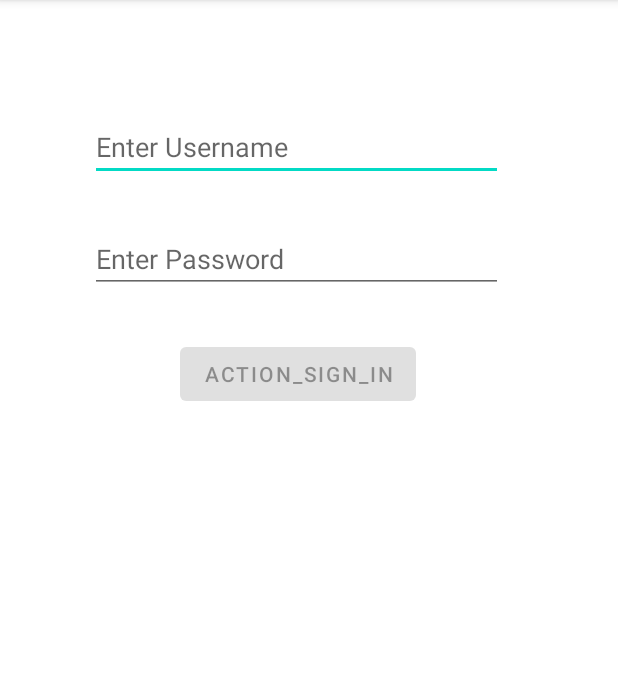
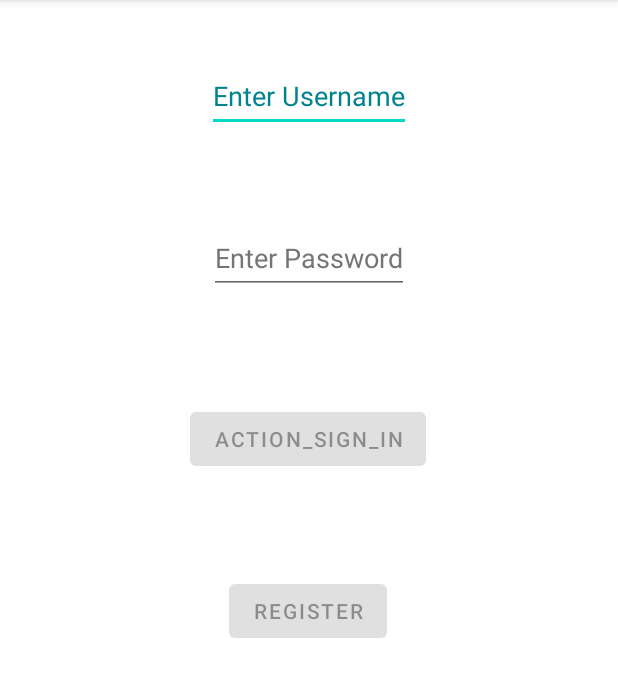
Before and after one commit to MarcosOS98/CST-483-Project-3-Mobile, an Android app: the screen it shows after launch (MainActivity), on a phone screen of 412 x 824 dp, the part 84-781 px from its top. Run offline under Robolectric (Android 15) with nearby library versions, the phone set to English and light mode, and no system bars; our stand-ins replace Room's generated code.

```diff
--- a/app/src/main/AndroidManifest.xml
+++ b/app/src/main/AndroidManifest.xml
@@ -1,6 +1,8 @@
 <?xml version="1.0" encoding="utf-8"?>
 <manifest xmlns:android="http://schemas.android.com/apk/res/android"
     package="com.example.project3mobile">
+
+    <uses-permission android:name="android.permission.INTERNET" />
 
     <application
         android:allowBackup="true"
--- a/app/src/main/java/com/example/project3mobile/LoginFragment.java
+++ b/app/src/main/java/com/example/project3mobile/fragments/LandingFragment.java
@@ -1,4 +1,4 @@
-package com.example.project3mobile;
+package com.example.project3mobile.fragments;
 
 import android.os.Bundle;
 
@@ -8,23 +8,25 @@ import android.view.LayoutInflater;
 import android.view.View;
 import android.view.ViewGroup;
 
+import com.example.project3mobile.R;
+
 /**
  * A simple {@link Fragment} subclass.
- * Use the {@link LoginFragment#newInstance} factory method to
+ * Use the {@link LandingFragment#newInstance} factory method to
  * create an instance of this fragment.
  */
-public class LoginFragment extends Fragment {
+public class LandingFragment extends Fragment {
 
     // TODO: Rename parameter arguments, choose names that match
     // the fragment initialization parameters, e.g. ARG_ITEM_NUMBER
-    private static final String mUsername = "username";
-    private static final String mPassword = "password";
+    private static final String ARG_PARAM1 = "param1";
+    private static final String ARG_PARAM2 = "param2";
 
     // TODO: Rename and change types of parameters
     private String mParam1;
     private String mParam2;
 
-    public LoginFragment() {
+    public LandingFragment() {
         // Required empty public constructor
     }
 
@@ -34,14 +36,14 @@ public class LoginFragment extends Fragment {
      *
      * @param param1 Parameter 1.
      * @param param2 Parameter 2.
-     * @return A new instance of fragment LoginFragment.
+     * @return A new instance of fragment LandingFragment.
      */
     // TODO: Rename and change types and number of parameters
-    public static LoginFragment newInstance(String param1, String param2) {
-        LoginFragment fragment = new LoginFragment();
+    public static LandingFragment newInstance(String param1, String param2) {
+        LandingFragment fragment = new LandingFragment();
         Bundle args = new Bundle();
-        args.putString(mUsername, param1);
-        args.putString(mPassword, param2);
+        args.putString(ARG_PARAM1, param1);
+        args.putString(ARG_PARAM2, param2);
         fragment.setArguments(args);
         return fragment;
     }
@@ -50,8 +52,8 @@ public class LoginFragment extends Fragment {
     public void onCreate(Bundle savedInstanceState) {
         super.onCreate(savedInstanceState);
         if (getArguments() != null) {
-            mParam1 = getArguments().getString(mUsername);
-            mParam2 = getArguments().getString(mPassword);
+            mParam1 = getArguments().getString(ARG_PARAM1);
+            mParam2 = getArguments().getString(ARG_PARAM2);
         }
     }
 
@@ -59,6 +61,6 @@ public class LoginFragment extends Fragment {
     public View onCreateView(LayoutInflater inflater, ViewGroup container,
                              Bundle savedInstanceState) {
         // Inflate the layout for this fragment
-        return inflater.inflate(R.layout.fragment_login, container, false);
+        return inflater.inflate(R.layout.fragment_landing, container, false);
     }
 }
--- /dev/null
+++ b/app/src/main/java/com/example/project3mobile/fragments/LoginFragment.java
@@ -0,0 +1,95 @@
+package com.example.project3mobile.fragments;
+
+import android.os.Bundle;
+import android.view.LayoutInflater;
+import android.view.View;
+import android.view.ViewGroup;
+import android.widget.Button;
+import android.widget.EditText;
+import android.widget.Toast;
+
+import androidx.annotation.NonNull;
+import androidx.fragment.app.Fragment;
+import androidx.navigation.fragment.NavHostFragment;
+import androidx.room.Room;
+
+import com.example.project3mobile.AppStorage.AppDatabase;
+import com.example.project3mobile.AppStorage.UserDAO;
+import com.example.project3mobile.R;
+import com.example.project3mobile.User;
+import com.example.project3mobile.databinding.FragmentLoginBinding;
+
+public class LoginFragment extends Fragment {
+    private EditText mUsername;
+    private EditText mPassword;
+
+    private Button mButton;
+    private UserDAO mUserDAO;
+
+    private String mUserString;
+    private String mPasswordString;
+    private User mUser;
+
+    private FragmentLoginBinding binding;
+
+    private Boolean LoginDisplay() {
+        mUsername = mUsername.findViewById(R.id.username);
+        mPassword = mPassword.findViewById(R.id.password);
+
+        mUserString = (String) mUsername.getText().toString();
+        mPasswordString = (String) mPassword.getText().toString();
+
+        if(checkDatabase()) {
+            if(!mUser.getPassword().equals(mPasswordString)) {
+                Toast.makeText(getContext(), "Invalid Password", Toast.LENGTH_SHORT).show();
+                return false;
+            } else {
+                return true;
+            }
+        }
+        return false;
+    }
+
+    private boolean checkDatabase() {
+        mUser = mUserDAO.getUserByUsername(mUserString);
+        if(mUser == null) {
+            Toast.makeText(getContext(), "No User Found", Toast.LENGTH_SHORT).show();
+            return false;
+        }
+        return true;
+    }
+    private void getDatabase() {
+        mUserDAO = Room.databaseBuilder(getContext(), AppDatabase.class, AppDatabase.USER_TABLE)
+                .allowMainThreadQueries()
+                .build()
+                .getUserDAO();
+    }
+
+    public void onViewCreated(@NonNull View view, Bundle savedInstanceState) {
+        super.onViewCreated(view, savedInstanceState);
+
+        binding.registerButton.setOnClickListener(new View.OnClickListener() {
+            @Override
+            public void onClick(View view) {
+                NavHostFragment.findNavController(LoginFragment.this)
+                        .navigate(R.id.action_loginFragment_to_registerFragment);
+            }
+        });
+
+        binding.loginButton.setOnClickListener(new View.OnClickListener() {
+            @Override
+            public void onClick(View view) {
+                NavHostFragment.findNavController(LoginFragment.this)
+                        .navigate(R.id.action_loginFragment_to_landingFragment);
+            }
+        });
+    }
+
+    @Override
+    public View onCreateView(LayoutInflater inflater, ViewGroup container,
+                             Bundle savedInstanceState) {
+        // Inflate the layout for this fragment
+        binding = FragmentLoginBinding.inflate(inflater, container, false);
+        return binding.getRoot();
+    }
+}
--- a/app/src/main/res/layout/fragment_landing.xml
+++ b/app/src/main/res/layout/fragment_landing.xml
@@ -3,7 +3,7 @@
     xmlns:tools="http://schemas.android.com/tools"
     android:layout_width="match_parent"
     android:layout_height="match_parent"
-    tools:context=".LandingFragment">
+    tools:context=".fragments.LandingFragment">
 
     <!-- TODO: Update blank fragment layout -->
     <TextView
--- a/app/src/main/res/layout/fragment_login.xml
+++ b/app/src/main/res/layout/fragment_login.xml
@@ -1,58 +1,70 @@
 <?xml version="1.0" encoding="utf-8"?>
-<FrameLayout xmlns:android="http://schemas.android.com/apk/res/android"
+<androidx.constraintlayout.widget.ConstraintLayout xmlns:android="http://schemas.android.com/apk/res/android"
+    xmlns:app="http://schemas.android.com/apk/res-auto"
     xmlns:tools="http://schemas.android.com/tools"
+    android:id="@+id/frameLayout"
     android:layout_width="match_parent"
     android:layout_height="match_parent"
-    xmlns:app="http://schemas.android.com/apk/res-auto"
-    tools:context=".LoginFragment">
+    tools:context=".fragments.LoginFragment"
+    tools:ignore="RtlSymmetry">
 
     <EditText
         android:id="@+id/username"
-        android:layout_width="275dp"
+        android:layout_width="wrap_content"
         android:layout_height="wrap_content"
-        android:layout_marginStart="60dp"
-        android:layout_marginTop="75dp"
-        android:layout_marginEnd="50dp"
-        android:autofillHints="@string/prompt_email"
+        android:layout_marginTop="40dp"
+        android:autofillHints="@string/prompt_username"
         android:hint="@string/prompt_username"
-        android:inputType="textEmailAddress"
+        android:inputType="textPersonName"
+        android:minHeight="48dp"
         android:selectAllOnFocus="true"
+        android:textColorHint="#00838F"
         app:layout_constraintEnd_toEndOf="parent"
         app:layout_constraintStart_toStartOf="parent"
         app:layout_constraintTop_toTopOf="parent" />
 
     <EditText
         android:id="@+id/password"
-        android:layout_width="275dp"
+        android:layout_width="wrap_content"
         android:layout_height="wrap_content"
-        android:layout_marginStart="60dp"
-        android:layout_marginTop="150dp"
-        android:layout_marginEnd="24dp"
+        android:layout_marginTop="60dp"
         android:autofillHints="@string/prompt_password"
         android:hint="@string/prompt_password"
         android:imeActionLabel="@string/action_sign_in"
         android:imeOptions="actionDone"
         android:inputType="textPassword"
+        android:minHeight="48dp"
         android:selectAllOnFocus="true"
+        android:textColorHint="#757575"
         app:layout_constraintEnd_toEndOf="parent"
+        app:layout_constraintHorizontal_bias="0.501"
         app:layout_constraintStart_toStartOf="parent"
         app:layout_constraintTop_toBottomOf="@+id/username" />
 
     <Button
-        android:id="@+id/login"
+        android:id="@+id/loginButton"
         android:layout_width="wrap_content"
         android:layout_height="wrap_content"
-        android:layout_gravity="start"
-        android:layout_marginStart="120dp"
-        android:layout_marginTop="225dp"
-        android:layout_marginEnd="48dp"
-        android:layout_marginBottom="64dp"
         android:enabled="false"
         android:text="@string/action_sign_in"
         app:layout_constraintBottom_toBottomOf="parent"
         app:layout_constraintEnd_toEndOf="parent"
+        app:layout_constraintHorizontal_bias="0.497"
         app:layout_constraintStart_toStartOf="parent"
         app:layout_constraintTop_toBottomOf="@+id/password"
-        app:layout_constraintVertical_bias="0.2" />
+        app:layout_constraintVertical_bias="0.139" />
 
-</FrameLayout>
+    <Button
+        android:id="@+id/registerButton"
+        android:layout_width="wrap_content"
+        android:layout_height="wrap_content"
+        android:enabled="false"
+        android:text="@string/register"
+        app:layout_constraintBottom_toBottomOf="parent"
+        app:layout_constraintEnd_toEndOf="parent"
+        app:layout_constraintHorizontal_bias="0.498"
+        app:layout_constraintStart_toStartOf="parent"
+        app:layout_constraintTop_toBottomOf="@+id/password"
+        app:layout_constraintVertical_bias="0.357" />
+
+</androidx.constraintlayout.widget.ConstraintLayout>
--- a/app/src/main/res/layout/fragment_register.xml
+++ b/app/src/main/res/layout/fragment_register.xml
@@ -4,7 +4,7 @@
     android:layout_width="match_parent"
     android:layout_height="match_parent"
     xmlns:app="http://schemas.android.com/apk/res-auto"
-    tools:context=".RegisterFragment">
+    tools:context=".fragments.RegisterFragment">
 
     <!-- TODO: Update blank fragment layout -->
     <TextView
@@ -61,7 +61,7 @@
         app:layout_constraintTop_toBottomOf="@+id/username" />
 
     <Button
-        android:id="@+id/login"
+        android:id="@+id/registerButton"
         android:layout_width="wrap_content"
         android:layout_height="wrap_content"
         android:layout_gravity="start"
--- a/app/src/main/res/navigation/nav_graph.xml
+++ b/app/src/main/res/navigation/nav_graph.xml
@@ -7,16 +7,34 @@
 
     <fragment
         android:id="@+id/loginFragment"
-        android:name="com.example.project3mobile.LoginFragment"
+        android:name="com.example.project3mobile.fragments.LoginFragment"
         android:label="fragment_login"
         tools:layout="@layout/fragment_login" >
         <action
-            android:id="@+id/action_loginFragment_to_registerFragment4"
+            android:id="@+id/action_loginFragment_to_registerFragment"
             app:destination="@id/registerFragment" />
+        <action
+            android:id="@+id/action_loginFragment_to_landingFragment"
+            app:destination="@+id/landingFragment" />
     </fragment>
+
     <fragment
         android:id="@+id/registerFragment"
-        android:name="com.example.project3mobile.RegisterFragment"
+        android:name="com.example.project3mobile.fragments.RegisterFragment"
         android:label="fragment_register"
-        tools:layout="@layout/fragment_register" />
+        tools:layout="@layout/fragment_register" >
+        <action
+            android:id="@+id/action_to_registerFragment_to_loginFragment"
+            app:destination="@+id/loginFragment"/>
+    </fragment>
+
+    <fragment
+        android:id="@+id/landingFragment"
+        android:name="com.example.project3mobile.fragments.LandingFragment"
+        android:label="fragment_landing"
+        tools:layout="@layout/fragment_landing" >
+        <action
+            android:id="@+id/action_landingFragment_to_loginFragment"
+            app:destination="@+id/loginFragment" />
+    </fragment>
 </navigation>
--- a/app/src/main/res/values/strings.xml
+++ b/app/src/main/res/values/strings.xml
@@ -8,4 +8,5 @@
     <string name="action_sign_in">action_sign_in</string>
     <string name="prompt_username">Enter Username</string>
     <string name="create_account">create_account</string>
+    <string name="register">register</string>
 </resources>
```
Also changed, not shown: app/src/main/java/com/example/project3mobile/LandingFragment.java (deleted, +0 -64 lines), app/src/main/java/com/example/project3mobile/RegisterFragment.java (deleted, +0 -64 lines), app/src/main/java/com/example/project3mobile/fragments/RegisterFragment.java (added, +40 -0 lines).
